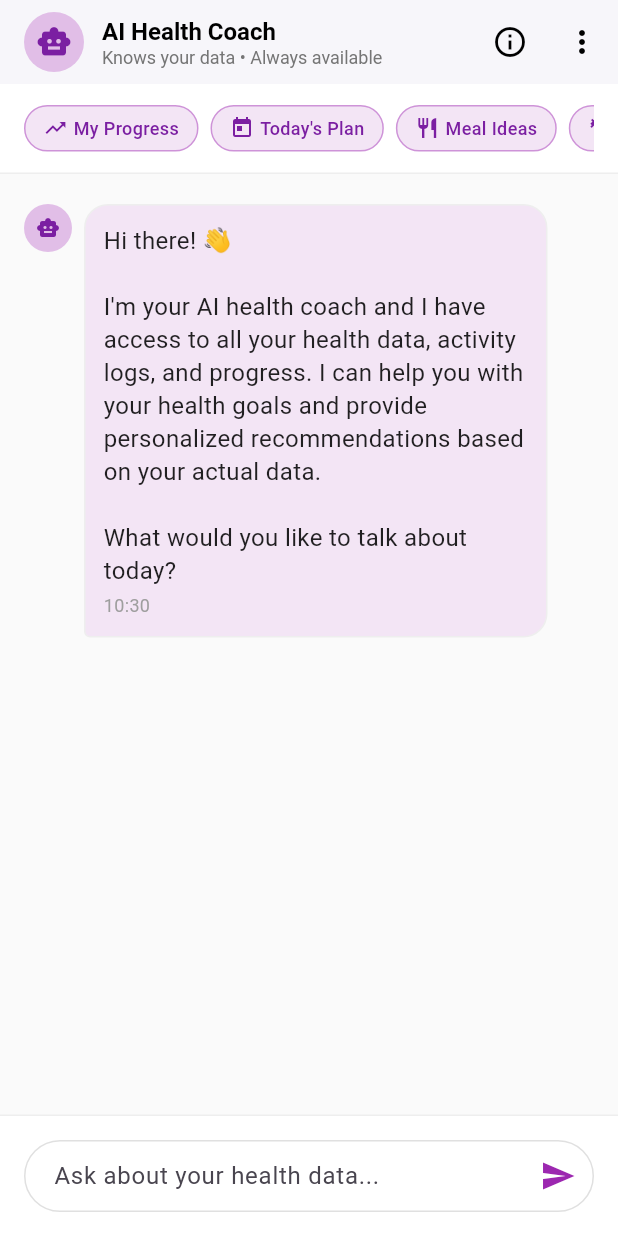
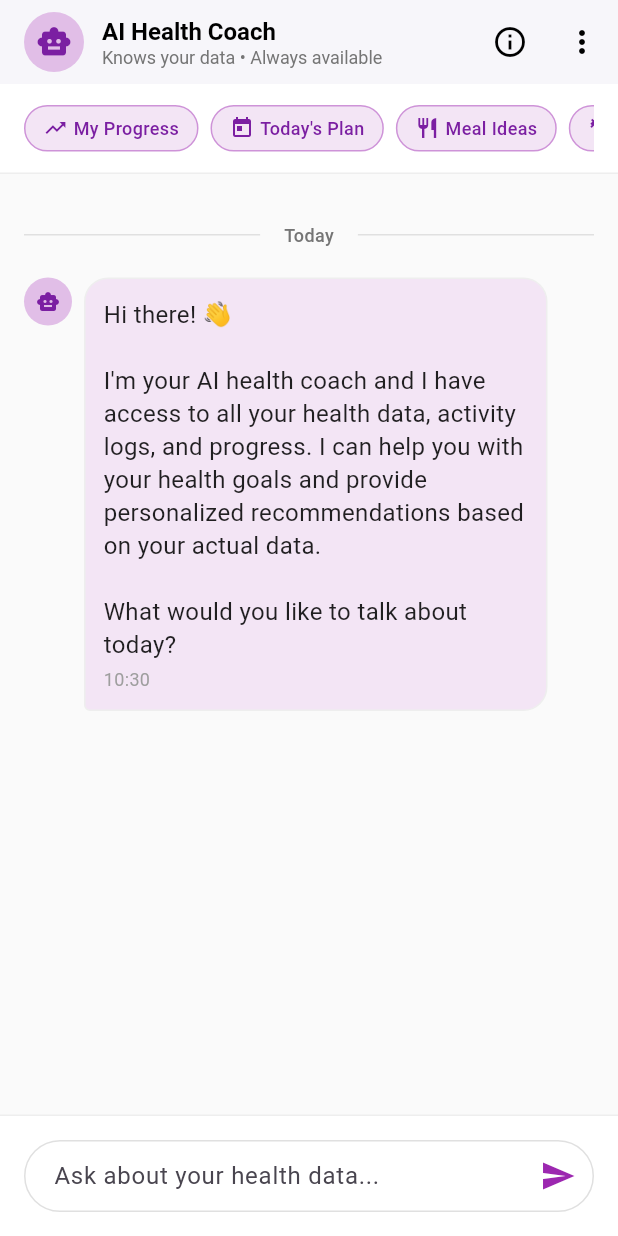
Before and after one commit to blockchainbull/fitness_flutter_app, a Flutter app: the ChatPage screen opened directly with empty values, on a phone screen of 412 x 824 dp. Run offline on Flutter 3.47's test engine with Material 3 defaults, Android fonts, the phone set to English and light mode, and no system bars; our stand-ins replace connectivity_plus, equatable, fl_chart, shared_preferences, speech_to_text; missing offline and left inert: dotenv, postgres; accounts and stored records are empty.

Commit message:
chat functionality

```diff
--- a/lib/data/services/api_service.dart
+++ b/lib/data/services/api_service.dart
@@ -222,6 +222,7 @@ class ApiService {
     try {
       print('[ApiService] Sending chat message for user: $userId');
 
+      // Add timeout and better error handling
       final response = await http.post(
         Uri.parse('$baseUrl/chat'),
         headers: headers,
@@ -229,21 +230,42 @@ class ApiService {
           'user_id': userId,
           'message': message,
         }),
+      ).timeout(
+        const Duration(seconds: 15), // Reduce timeout for better UX
+        onTimeout: () {
+          print('[ApiService] Request timed out');
+          throw Exception('Request timed out - please check your connection');
+        },
       );
 
       print('[ApiService] Chat response status: ${response.statusCode}');
-
-      if (response.statusCode == 200) {
-        final data = jsonDecode(response.body);
-        return data['response'] ?? 'Sorry, I couldn\'t generate a response.';
-      } else {
+      print('[ApiService] Chat response body: ${response.body}'); // Add this for debugging
+
+      if (response.statusCode == 200) {
+        final data = jsonDecode(response.body);
+        // Check if response was successful
+        if (data['success'] == true) {
+          return data['response'] ?? 'Sorry, I couldn\'t generate a response.';
+        } else {
+          // If backend returned an error, show it
+          print('[ApiService] Backend error: ${data['error']}');
+          return data['response'] ?? 'I\'m having trouble connecting right now. Please try again.';
+        }
+      } else {
+        print('[ApiService] HTTP error: ${response.statusCode} - ${response.body}');
         throw Exception('Failed to send chat message: ${response.body}');
       }
     } catch (e) {
       print('[ApiService] Chat error: $e');
+      // More specific error messages
+      if (e.toString().contains('SocketException')) {
+        return 'No internet connection. Please check your network settings.';
+      } else if (e.toString().contains('timeout')) {
+        return 'Connection timed out. Please try again.';
+      }
       return 'I\'m having trouble connecting right now. Please try again later.';
     }
-  }
+}
 
   Future<Map<String, dynamic>> getUserChatContext(String userId) async {
     try {
--- a/lib/features/chat/screens/chat_page.dart
+++ b/lib/features/chat/screens/chat_page.dart
@@ -3,6 +3,7 @@ import 'package:flutter/material.dart';
 import 'package:user_onboarding/data/models/user_profile.dart';
 import 'package:user_onboarding/data/services/api_service.dart';
 import 'dart:convert';
+import 'package:intl/intl.dart';
 
 class ChatPage extends StatefulWidget {
   final UserProfile userProfile;
@@ -288,12 +289,48 @@ class _ChatPageState extends State<ChatPage> {
                     itemCount: _messages.length,
                     itemBuilder: (context, index) {
                       final message = _messages[index];
-                      return MessageBubble(
-                        text: message['text'],
-                        isUser: message['isUser'],
-                        timestamp: message['timestamp'],
-                        type: message['type'],
-                        userProfile: widget.userProfile,
+                      final showDateDivider = _shouldShowDateDivider(index);
+                      return Column(
+                        children: [
+                          if (showDateDivider)
+                            Container(
+                              margin: const EdgeInsets.symmetric(vertical: 16),
+                              child: Row(
+                                children: [
+                                  Expanded(
+                                    child: Divider(
+                                      color: Colors.grey[300],
+                                      height: 1,
+                                    ),
+                                  ),
+                                  Padding(
+                                    padding: const EdgeInsets.symmetric(horizontal: 16),
+                                    child: Text(
+                                      _formatDateDivider(message['timestamp']),
+                                      style: TextStyle(
+                                        color: Colors.grey[600],
+                                        fontSize: 12,
+                                        fontWeight: FontWeight.w500,
+                                      ),
+                                    ),
+                                  ),
+                                  Expanded(
+                                    child: Divider(
+                                      color: Colors.grey[300],
+                                      height: 1,
+                                    ),
+                                  ),
+                                ],
+                              ),
+                            ),
+                          MessageBubble(
+                            text: message['text'],
+                            isUser: message['isUser'],
+                            timestamp: message['timestamp'],
+                            type: message['type'],
+                            userProfile: widget.userProfile,
+                          ),
+                        ],
                       );
                     },
                   ),
@@ -500,6 +537,37 @@ class _ChatPageState extends State<ChatPage> {
         break;
     }
   }
+
+  bool _shouldShowDateDivider(int index) {
+    if (index == 0) return true; // Always show for first message
+
+    final currentMessage = _messages[index];
+    final previousMessage = _messages[index - 1];
+
+    final currentDate = currentMessage['timestamp'] as DateTime;
+    final previousDate = previousMessage['timestamp'] as DateTime;
+
+    // Show divider if messages are from different days
+    return currentDate.day != previousDate.day ||
+          currentDate.month != previousDate.month ||
+          currentDate.year != previousDate.year;
+  }
+
+  // Add this method to format the date for the divider
+  String _formatDateDivider(DateTime date) {
+    final now = DateTime.now();
+    final difference = now.difference(date).inDays;
+
+    if (difference == 0) {
+      return 'Today';
+    } else if (difference == 1) {
+      return 'Yesterday';
+    } else if (difference < 7) {
+      return DateFormat('EEEE').format(date); // Day name
+    } else {
+      return DateFormat('MMMM d, yyyy').format(date); // Full date
+    }
+}
 
   void _showFrameworkDetails() {
     if (_userFramework == null) {
```
Also changed, not shown: 3 other files.
